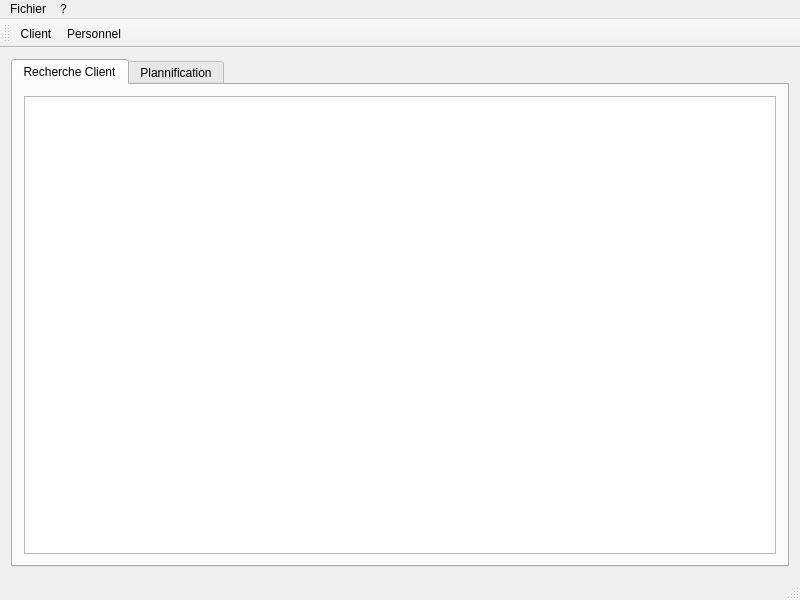
First picture: the form in TP_QT/mainwindow.ui, repository MaxenceRobin/TP_QT_2, before the edit.
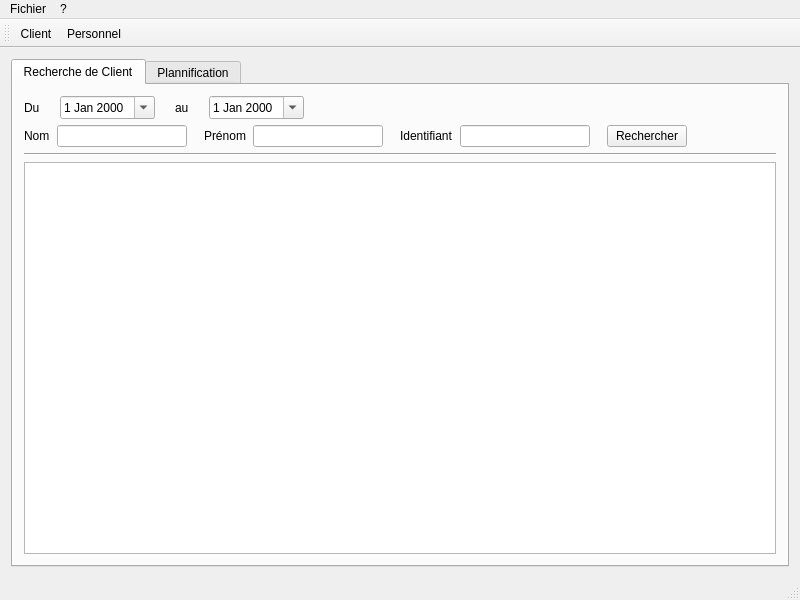
Second picture: the form after the edit. Icons and pictures are not drawn.

Commit message:
Update recherche UI MainWindow
Ajout des widgets de recherche sur la main window + modification nom tableView => clientTableView

Diff of the .ui file:
```diff
--- a/TP_QT/mainwindow.ui
+++ b/TP_QT/mainwindow.ui
@@ -34,9 +34,208 @@
         </property>
         <widget class="QWidget" name="clientSearchTab">
          <attribute name="title">
-          <string>Recherche Client</string>
+          <string>Recherche de Client</string>
          </attribute>
          <layout class="QVBoxLayout" name="verticalLayout_4">
+          <item>
+           <layout class="QHBoxLayout" name="horizontalLayout_3">
+            <property name="spacing">
+             <number>20</number>
+            </property>
+            <item>
+             <widget class="QLabel" name="fromDateLabel">
+              <property name="text">
+               <string>Du</string>
+              </property>
+             </widget>
+            </item>
+            <item>
+             <widget class="QDateEdit" name="fromDateSearchDateEdit">
+              <property name="calendarPopup">
+               <bool>true</bool>
+              </property>
+             </widget>
+            </item>
+            <item>
+             <widget class="QLabel" name="toDateLabel">
+              <property name="text">
+               <string>au</string>
+              </property>
+             </widget>
+            </item>
+            <item>
+             <widget class="QDateEdit" name="toDateSearchDateEdit">
+              <property name="calendarPopup">
+               <bool>true</bool>
+              </property>
+             </widget>
+            </item>
+            <item>
+             <spacer name="horizontalSpacer">
+              <property name="orientation">
+               <enum>Qt::Horizontal</enum>
+              </property>
+              <property name="sizeHint" stdset="0">
+               <size>
+                <width>40</width>
+                <height>20</height>
+               </size>
+              </property>
+             </spacer>
+            </item>
+           </layout>
+          </item>
+          <item>
+           <layout class="QHBoxLayout" name="horizontalLayout_2">
+            <property name="spacing">
+             <number>7</number>
+            </property>
+            <item>
+             <widget class="QLabel" name="lastNameSearchLabel">
+              <property name="text">
+               <string>Nom</string>
+              </property>
+             </widget>
+            </item>
+            <item>
+             <widget class="QLineEdit" name="lastNameSearchLineEdit">
+              <property name="minimumSize">
+               <size>
+                <width>130</width>
+                <height>0</height>
+               </size>
+              </property>
+              <property name="maximumSize">
+               <size>
+                <width>130</width>
+                <height>16777215</height>
+               </size>
+              </property>
+             </widget>
+            </item>
+            <item>
+             <spacer name="horizontalSpacer_2">
+              <property name="orientation">
+               <enum>Qt::Horizontal</enum>
+              </property>
+              <property name="sizeType">
+               <enum>QSizePolicy::Fixed</enum>
+              </property>
+              <property name="sizeHint" stdset="0">
+               <size>
+                <width>10</width>
+                <height>20</height>
+               </size>
+              </property>
+             </spacer>
+            </item>
+            <item>
+             <widget class="QLabel" name="firstNameSearchLabel">
+              <property name="text">
+               <string>Prénom</string>
+              </property>
+             </widget>
+            </item>
+            <item>
+             <widget class="QLineEdit" name="firstNameSearchLineEdit">
+              <property name="minimumSize">
+               <size>
+                <width>130</width>
+                <height>0</height>
+               </size>
+              </property>
+              <property name="maximumSize">
+               <size>
+                <width>130</width>
+                <height>16777215</height>
+               </size>
+              </property>
+             </widget>
+            </item>
+            <item>
+             <spacer name="horizontalSpacer_4">
+              <property name="orientation">
+               <enum>Qt::Horizontal</enum>
+              </property>
+              <property name="sizeType">
+               <enum>QSizePolicy::Fixed</enum>
+              </property>
+              <property name="sizeHint" stdset="0">
+               <size>
+                <width>10</width>
+                <height>20</height>
+               </size>
+              </property>
+             </spacer>
+            </item>
+            <item>
+             <widget class="QLabel" name="idSearchLabel">
+              <property name="text">
+               <string>Identifiant</string>
+              </property>
+             </widget>
+            </item>
+            <item>
+             <widget class="QLineEdit" name="idSearchLineEdit">
+              <property name="minimumSize">
+               <size>
+                <width>130</width>
+                <height>0</height>
+               </size>
+              </property>
+              <property name="maximumSize">
+               <size>
+                <width>130</width>
+                <height>16777215</height>
+               </size>
+              </property>
+             </widget>
+            </item>
+            <item>
+             <spacer name="horizontalSpacer_5">
+              <property name="orientation">
+               <enum>Qt::Horizontal</enum>
+              </property>
+              <property name="sizeType">
+               <enum>QSizePolicy::Fixed</enum>
+              </property>
+              <property name="sizeHint" stdset="0">
+               <size>
+                <width>10</width>
+                <height>20</height>
+               </size>
+              </property>
+             </spacer>
+            </item>
+            <item>
+             <widget class="QPushButton" name="searchPushButton">
+              <property name="text">
+               <string>Rechercher</string>
+              </property>
+             </widget>
+            </item>
+            <item>
+             <spacer name="horizontalSpacer_3">
+              <property name="orientation">
+               <enum>Qt::Horizontal</enum>
+              </property>
+              <property name="sizeHint" stdset="0">
+               <size>
+                <width>40</width>
+                <height>20</height>
+               </size>
+              </property>
+             </spacer>
+            </item>
+           </layout>
+          </item>
+          <item>
+           <widget class="Line" name="line">
+            <property name="orientation">
+             <enum>Qt::Horizontal</enum>
+            </property>
+           </widget>
+          </item>
           <item>
            <layout class="QVBoxLayout" name="verticalLayout_3">
             <item>
```
Left out of the diff: 2 changed lines with no effect on the pictures.
